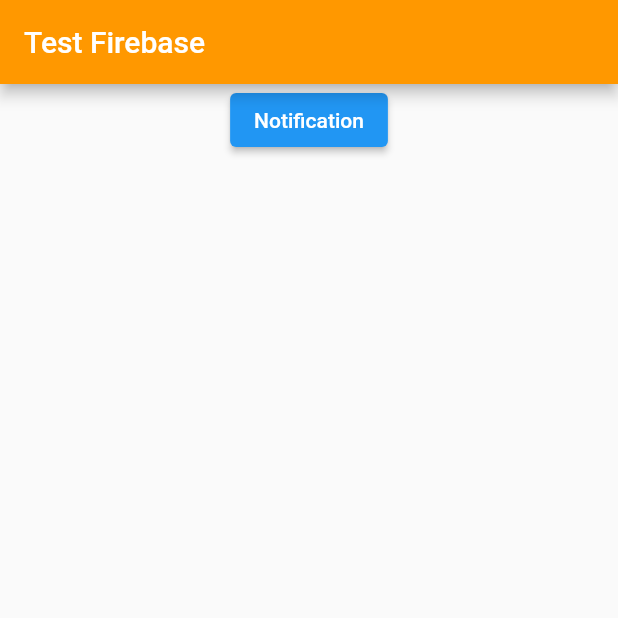
After one commit to KhemSreynatt/Flutter-Push-Notificatons, a Flutter app: the screen it shows after launch, after a tap on "Notification", on a phone screen of 412 x 824 dp, the top half of it. The commit adds this screen. Run offline on Flutter 3.47's test engine with Material 2 defaults, Android fonts, the phone set to English and light mode, and no system bars; our stand-ins replace firebase_analytics, firebase_core, firebase_crashlytics, firebase_messaging, firebase_remote_config, flutter_local_notifications; missing offline and left inert: app_tracking_transparency; accounts and stored records are empty.

Commit message:
Notification

```diff
--- /dev/null
+++ b/lib/api_firebase/firebase_api.dart
@@ -0,0 +1,48 @@
+import 'package:firebase_messaging/firebase_messaging.dart';
+import 'package:flutter/material.dart';
+import 'package:flutter_local_notifications/flutter_local_notifications.dart';
+
+class FirebaseAPI {
+  final _firebaseMessaging = FirebaseMessaging.instance;
+  Future handleBackgrounMessage(RemoteMessage message) async {
+    debugPrint("Title: ${message.notification!.title}");
+    debugPrint("Body: ${message.notification!.body}");
+  }
+
+  Future initNotifications() async {
+    await _firebaseMessaging.requestPermission();
+    final fCMToken = await _firebaseMessaging.getToken();
+    //FirebaseMessaging.onBackgroundMessage(handleBackgrounMessage);
+    debugPrint("device ID : $fCMToken");
+  }
+
+  static Future initialize(
+      FlutterLocalNotificationsPlugin flutterLocalNotificationsPlugin) async {
+    var andriodInitialize =
+        const AndroidInitializationSettings('@mipmap/ic_launcher');
+    var iosInitialize = const DarwinInitializationSettings();
+    var initializationSettings =
+        InitializationSettings(android: andriodInitialize, iOS: iosInitialize);
+    await flutterLocalNotificationsPlugin.initialize(initializationSettings);
+  }
+
+  static Future showNotification(
+      {required String title,
+      required String body,
+      required FlutterLocalNotificationsPlugin
+          flutterLocalNotificationsPlugin}) async {
+    AndroidNotificationDetails androidNotificationDetails =
+        const AndroidNotificationDetails(
+      'you_can_name_it_whatever1',
+      'channel_name',
+      playSound: true,
+      importance: Importance.max,
+      priority: Priority.high,
+    );
+    var notificatons = NotificationDetails(
+      android: androidNotificationDetails,
+      iOS: const DarwinNotificationDetails(),
+    );
+    await flutterLocalNotificationsPlugin.show(0, title, body, notificatons);
+  }
+}
--- /dev/null
+++ b/lib/helper/notification_helper.dart
@@ -0,0 +1,85 @@
+import 'package:firebase_messaging/firebase_messaging.dart';
+import 'package:flutter_local_notifications/flutter_local_notifications.dart';
+import 'dart:async';
+
+final FlutterLocalNotificationsPlugin flutterLocalNotificationsPlugin =
+    FlutterLocalNotificationsPlugin();
+
+String? selectedNotificationPayload;
+
+class ReceivedNotification {
+  ReceivedNotification({
+    required this.id,
+    required this.title,
+    required this.body,
+    required this.payload,
+  });
+
+  final int id;
+  final String? title;
+  final String? body;
+  final String? payload;
+}
+
+class NotificationHelper {
+  static Future<void> initial() async {
+    final NotificationAppLaunchDetails? notificationAppLaunchDetails =
+        await flutterLocalNotificationsPlugin.getNotificationAppLaunchDetails();
+
+    if (notificationAppLaunchDetails?.didNotificationLaunchApp ?? false) {
+      selectedNotificationPayload =
+          notificationAppLaunchDetails!.notificationResponse!.payload;
+    }
+    const AndroidInitializationSettings initializationSettingsAndroid =
+        AndroidInitializationSettings('ic_stat');
+    DarwinInitializationSettings initializationSettingsIOS =
+        DarwinInitializationSettings(
+            onDidReceiveLocalNotification: (id, title, body, payload) async {});
+    const DarwinInitializationSettings initializationSettingsMacOS =
+        DarwinInitializationSettings();
+    InitializationSettings initializationSettings = InitializationSettings(
+        android: initializationSettingsAndroid,
+        iOS: initializationSettingsIOS,
+        macOS: initializationSettingsMacOS);
+    // await flutterLocalNotificationsPlugin.initialize(initializationSettings,
+    //     onSelectNotification: (String? payload) async {
+    //   selectedNotificationPayload = payload;
+    //   // Your navigation screen
+    //   debugPrint("Selected Payload: $selectedNotificationPayload");
+    // });
+    FirebaseMessaging.onMessage.listen((RemoteMessage remoteMessage) {
+      selectedNotificationPayload = remoteMessage.data.toString();
+      NotificationHelper.showNotification(
+          title: remoteMessage.notification!.title,
+          body: remoteMessage.notification!.body);
+    });
+    FirebaseMessaging.onMessageOpenedApp.listen((RemoteMessage remoteMessage) {
+      // Your navigation screen
+    });
+  }
+
+  static Future<void> showNotification({String? title, String? body}) async {
+    showTextNotification(
+        title: title,
+        body: body,
+        flutterLocalNotificationsPlugin: flutterLocalNotificationsPlugin);
+  }
+
+  static Future<void> showTextNotification(
+      {String? title,
+      String? body,
+      FlutterLocalNotificationsPlugin? flutterLocalNotificationsPlugin}) async {
+    const AndroidNotificationDetails androidPlatformChannelSpecifics =
+        AndroidNotificationDetails(
+      'home_material',
+      'home_material',
+      playSound: true,
+      importance: Importance.max,
+      priority: Priority.max,
+    );
+    const NotificationDetails platformChannelSpecifics =
+        NotificationDetails(android: androidPlatformChannelSpecifics);
+    await flutterLocalNotificationsPlugin!
+        .show(0, title, body, platformChannelSpecifics, payload: 'Hello');
+  }
+}
--- a/lib/main.dart
+++ b/lib/main.dart
@@ -1,8 +1,60 @@
+import 'dart:async';
+
+import 'package:app_tracking_transparency/app_tracking_transparency.dart';
+import 'package:firebase_core/firebase_core.dart';
+import 'package:firebase_crashlytics/firebase_crashlytics.dart';
+import 'package:firebase_messaging/firebase_messaging.dart';
 import 'package:flutter/material.dart';
-import 'package:push_notifications/screen/home.dart';
+import 'package:push_notifications/screen/home_notification.dart';
+import 'package:push_notifications/helper/notification_helper.dart';
 
-void main() {
-  runApp(const MyApp());
+import 'firebase_options.dart';
+
+void main() async {
+  await runZonedGuarded(
+    () async {
+      WidgetsFlutterBinding.ensureInitialized();
+      await AppTrackingTransparency.requestTrackingAuthorization();
+      await NotificationHelper.initial();
+      await Firebase.initializeApp(
+        options: DefaultFirebaseOptions.currentPlatform,
+      );
+      FlutterError.onError =
+          FirebaseCrashlytics.instance.recordFlutterFatalError;
+      FirebaseMessaging messaging = FirebaseMessaging.instance;
+      NotificationSettings settings = await messaging.requestPermission(
+        alert: true,
+        announcement: false,
+        badge: true,
+        carPlay: false,
+        criticalAlert: false,
+        provisional: false,
+        sound: true,
+      );
+      debugPrint('User granted permission: ${settings.authorizationStatus}');
+      FirebaseMessaging.onMessage.listen(
+        (RemoteMessage message) {
+          debugPrint('Got a message whilst in the foreground!');
+          debugPrint('Message data: ${message.data}');
+          debugPrint(
+              'Message notification body: ${message.notification!.body}');
+          debugPrint(
+              'Message notification title: ${message.notification!.title}');
+          debugPrint(
+              'Message notification title: ${message.notification!.android}');
+          debugPrint('Message ttl: ${message.ttl}');
+          if (message.notification != null) {
+            debugPrint(
+                'Message also contained a notification: ${message.notification}');
+          }
+        },
+      );
+      runApp(const MyApp());
+    },
+    (error, stackTrace) {
+      FirebaseCrashlytics.instance.recordError(error, stackTrace, fatal: true);
+    },
+  );
 }
 
 class MyApp extends StatelessWidget {
@@ -11,7 +63,8 @@ class MyApp extends StatelessWidget {
   @override
   Widget build(BuildContext context) {
     return const MaterialApp(
-      home: PushNotification(),
+      debugShowCheckedModeBanner: false,
+      home: HomePage(),
     );
   }
 }
--- /dev/null
+++ b/lib/screen/home_notification.dart
@@ -0,0 +1,83 @@
+import 'package:firebase_analytics/firebase_analytics.dart';
+import 'package:firebase_remote_config/firebase_remote_config.dart';
+import 'package:flutter/material.dart';
+import 'package:flutter_local_notifications/flutter_local_notifications.dart';
+import 'package:push_notifications/helper/notification_helper.dart';
+
+import '../api_firebase/firebase_api.dart';
+
+class HomePage extends StatefulWidget {
+  const HomePage({Key? key}) : super(key: key);
+
+  @override
+  State<HomePage> createState() => _HomePageState();
+}
+
+class _HomePageState extends State<HomePage> {
+  final remoteConfi = FirebaseRemoteConfig.instance;
+  final analytics = FirebaseAnalytics.instance;
+  Color color = Colors.indigo;
+
+  getValueFromRemote() async {
+    // debugPrint("is color: ${remoteConfi.getBool('is_color')}");
+    if (remoteConfi.getBool('is_color')) {
+      setState(
+        () {
+          color = Colors.green;
+        },
+      );
+    }
+  }
+
+  Future<void> _testSetCurrentScreen() async {
+    await analytics.setCurrentScreen(
+      screenName: 'Analytics Demo',
+      screenClassOverride: 'AnalyticsDemo',
+    );
+    debugPrint('setCurrentScreen succeeded');
+  }
+
+  @override
+  void initState() {
+    getValueFromRemote();
+    super.initState();
+  }
+
+  @override
+  Widget build(BuildContext context) {
+    return Scaffold(
+      appBar: AppBar(
+          automaticallyImplyLeading: false,
+          backgroundColor: Colors.orange,
+          title: const Text("Test Firebase")),
+      body: Center(
+        child: Column(
+          children: [
+            ElevatedButton(
+              onPressed: () {
+                FirebaseAPI().initNotifications();
+                FirebaseAPI.initialize(flutterLocalNotificationsPlugin);
+                _testSetCurrentScreen();
+                AndroidNotificationDetails androidPlatformChannelSpecifics =
+                    const AndroidNotificationDetails(
+                        'your channel id', 'your channel name',
+                        channelDescription: 'your channel description',
+                        importance: Importance.max,
+                        priority: Priority.high,
+                        ticker: 'ticker');
+                NotificationDetails platformChannelSpecifics =
+                    NotificationDetails(
+                        android: androidPlatformChannelSpecifics);
+                flutterLocalNotificationsPlugin.show(0, 'CCF HR App',
+                    'Flutter Developer', platformChannelSpecifics,
+                    payload: 'item x');
+              },
+              child: const Text("Notification"),
+            ),
+            // Image.asset("assets/png/Logo.png"),
+          ],
+        ),
+      ),
+    );
+  }
+}
--- a/pubspec.yaml
+++ b/pubspec.yaml
@@ -40,8 +40,12 @@ dependencies:
   cloud_firestore: ^4.0.0
   flutter_app_badger: ^1.5.0
   vibration: ^1.8.1
+  firebase_remote_config: ^3.0.0
   flutter_local_notifications: ^14.0.0
+  app_tracking_transparency: ^2.0.4
   get: ^4.6.5
+  firebase_analytics: ^10.0.0
+  firebase_crashlytics: ^3.0.0
 
 dev_dependencies:
   flutter_test:
```
Also changed, not shown: lib/screen/home.dart (+17 -2 lines), lib/firebase_options.dart (added), pubspec.lock, 15 other files.
